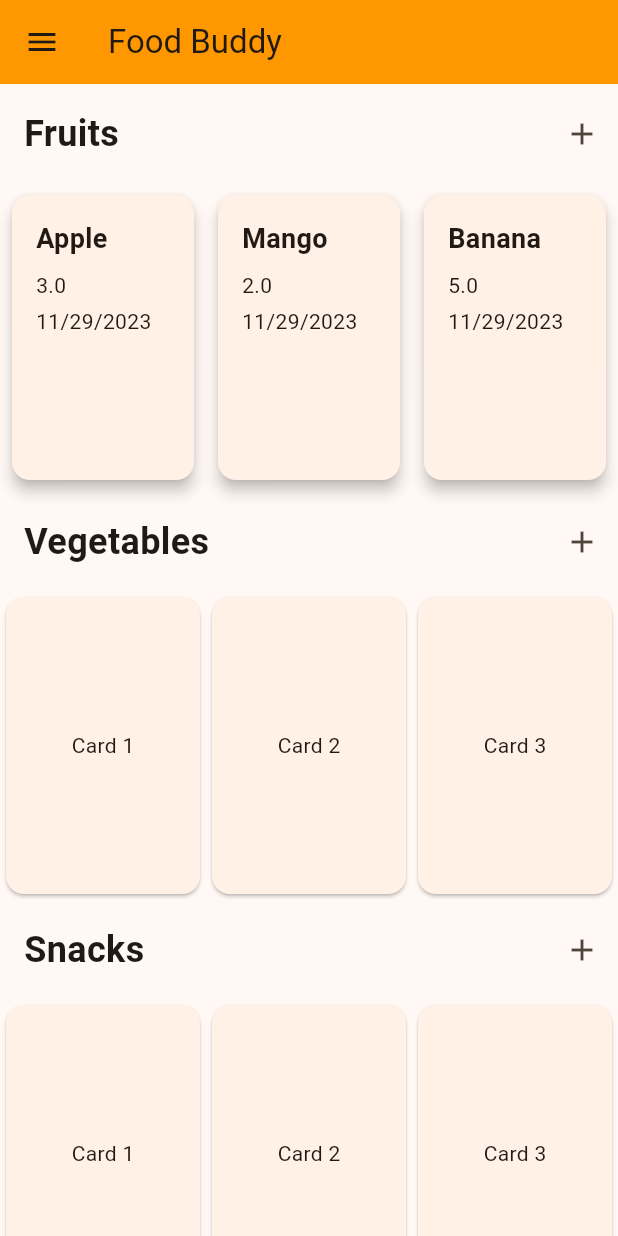
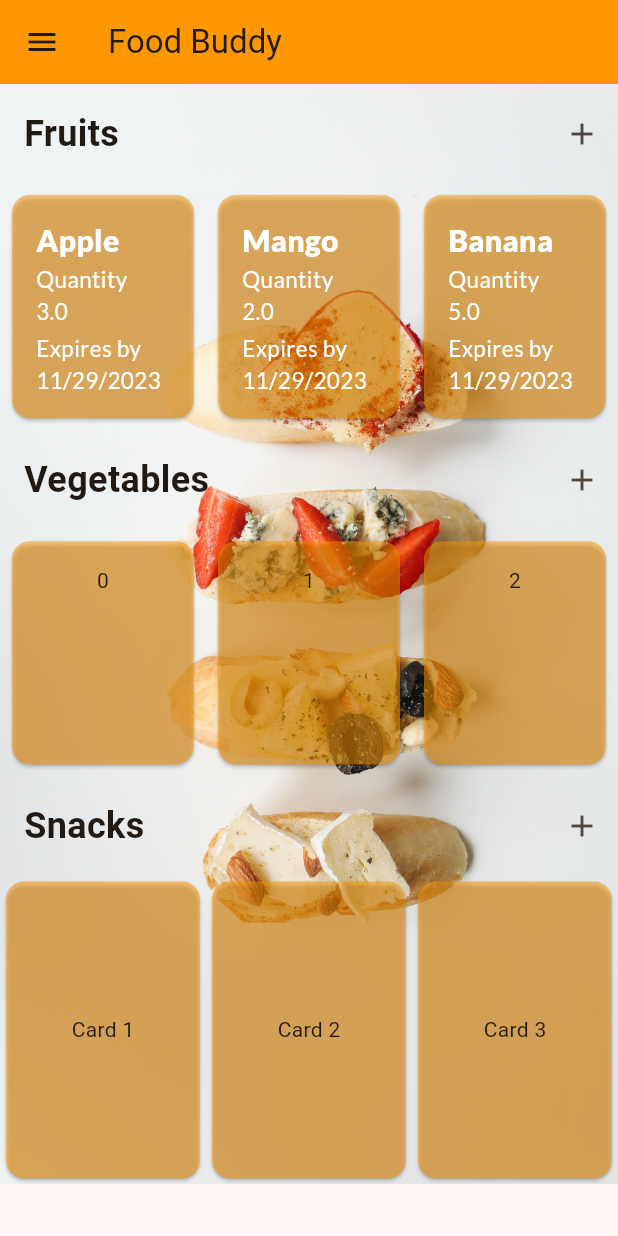
Before and after one commit to Mckenz31/foodBuddy, a Flutter app: the Inventory screen opened directly, in the side drawer, after a tap on the "add" icon, on a phone screen of 412 x 824 dp. Run offline on Flutter 3.47's test engine with Material 2 defaults, Android fonts, the phone set to English and light mode, and no system bars; our stand-ins replace google_fonts.

Commit message:
Tweeks to inventory/pantry page

```diff
--- a/food_buddy/lib/main.dart
+++ b/food_buddy/lib/main.dart
@@ -12,7 +12,7 @@ void main() {
         colorScheme: ColorScheme.fromSeed(seedColor: Colors.orangeAccent),
         useMaterial3: true,
       ),
-      home: const Recipe(),
+      home: const Inventory(),
     ),
   );
 }
--- a/food_buddy/lib/widgets/custom_drawer.dart
+++ b/food_buddy/lib/widgets/custom_drawer.dart
@@ -20,7 +20,7 @@ class CustomDrawer extends StatelessWidget {
           ),
           ListTile(
               leading: const Icon(Icons.inventory),
-              title: const Text('Inventory'),
+              title: const Text('Pantry'),
               onTap: () {
                 Navigator.of(context).push(
                   MaterialPageRoute(
@@ -30,7 +30,7 @@ class CustomDrawer extends StatelessWidget {
               }),
           ListTile(
             leading: const Icon(Icons.list),
-            title: const Text('Recipes'),
+            title: const Text('Cookbook'),
             onTap: (){
               Navigator.of(context).push(
                   MaterialPageRoute(
--- a/food_buddy/lib/widgets/inventory.dart
+++ b/food_buddy/lib/widgets/inventory.dart
@@ -2,6 +2,7 @@ import 'package:flutter/material.dart';
 import 'package:food_buddy/models/food_items.dart';
 import 'package:food_buddy/widgets/add_fruits.dart';
 import 'package:food_buddy/widgets/custom_drawer.dart';
+import 'package:google_fonts/google_fonts.dart';
 
 class Inventory extends StatefulWidget {
   const Inventory({super.key});
@@ -62,6 +63,13 @@ class _Inventory extends State<Inventory> {
       ),
       drawer: const CustomDrawer(),
       body: SingleChildScrollView(
+        child: Container(
+          decoration: const BoxDecoration(
+            image: DecorationImage(
+              image: AssetImage("assets/inventory.jpg"),
+              fit: BoxFit.cover,
+            ),
+          ),
           child: Column(
             crossAxisAlignment: CrossAxisAlignment.start,
             children: <Widget>[
@@ -72,7 +80,8 @@ class _Inventory extends State<Inventory> {
                     padding: EdgeInsets.all(16.0),
                     child: Text(
                       'Fruits',
-                    style: TextStyle(fontSize: 24, fontWeight: FontWeight.bold),
+                      style:
+                          TextStyle(fontSize: 24, fontWeight: FontWeight.bold),
                     ),
                   ),
                   const Spacer(),
@@ -84,16 +93,18 @@ class _Inventory extends State<Inventory> {
                 ],
               ),
               SizedBox(
-              height: MediaQuery.of(context).size.height / 4,
+                height: MediaQuery.of(context).size.height / 5,
                 child: ListView.builder(
                   scrollDirection: Axis.horizontal,
-                itemCount:
-                    fruitsList.length, // Number of items in the horizontal list
+                  itemCount: fruitsList
+                      .length, // Number of items in the horizontal list
                   itemBuilder: (context, index) {
                     return SizedBox(
-                    width: MediaQuery.of(context).size.width / 3, // Card width
+                      width:
+                          MediaQuery.of(context).size.width / 3, // Card width
                       child: Card(
-                      elevation: 4.0,
+                        color: Color(0x80FF9800),
+                        // elevation: 4.0,
                         margin: const EdgeInsets.all(8.0),
                         child: Padding(
                           padding: const EdgeInsets.all(16.0),
@@ -103,29 +114,78 @@ class _Inventory extends State<Inventory> {
                             children: <Widget>[
                               Text(
                                 fruitsList[index].product,
-                              style: const TextStyle(
-                                fontSize: 18.0,
-                                fontWeight: FontWeight.bold,
+                                style: GoogleFonts.lato(
+                                  textStyle: const TextStyle(
+                                      color: Colors.white,
+                                      fontSize: 20,
+                                      fontWeight: FontWeight.w900),
                                 ),
                               ),
-                            // Container(
-                            //   width: 150,
-                            //   height: 100,
-                            //   decoration: const BoxDecoration(
-                            //     color: Colors.pink,
-                            //     image: DecorationImage(
-                            //       image: AssetImage("assets/banana1.jpg"),
-                            //       fit: BoxFit
-                            //           .cover, // You can use BoxFit.fitWidth, BoxFit.contain, etc. as per your requirement
-                            //     ),
-                            //   ),
-                            // ),
 
-                            const SizedBox(height: 8.0),
-                            Text(fruitsList[index].amount.toString()),
+                              const Spacer(),
+                              Text("Quantity", style: GoogleFonts.lato(
+                                  textStyle: const TextStyle(
+                                      color: Colors.white, fontSize: 15),
+                                ),),
+                              Text(
+                                fruitsList[index].amount.toString(),
+                                style: GoogleFonts.lato(
+                                  textStyle: const TextStyle(
+                                      color: Colors.white, fontSize: 15),
+                                ),
+                              ),
                               const SizedBox(height: 4.0),
+                              Text("Expires by", style: GoogleFonts.lato(
+                                  textStyle: const TextStyle(
+                                      color: Colors.white, fontSize: 15),
+                                ),),
                               Text(formatter
-                                .format(fruitsList[index].expirationDate)),
+                                  .format(fruitsList[index].expirationDate), style: GoogleFonts.lato(
+                                  textStyle: const TextStyle(
+                                      color: Colors.white, fontSize: 15),
+                                ),),
+                            ],
+                          ),
+                        ),
+                      ),
+                    );
+                  },
+                ),
+              ),
+
+
+              //2nd
+              Row(
+                children: [
+                  const Padding(
+                    padding: EdgeInsets.all(16.0),
+                    child: Text(
+                      'Vegetables',
+                      style:
+                          TextStyle(fontSize: 24, fontWeight: FontWeight.bold),
+                    ),
+                  ),
+                  const Spacer(),
+                  IconButton(onPressed: () {}, icon: const Icon(Icons.add))
+                ],
+              ),
+              SizedBox(
+                height: MediaQuery.of(context).size.height / 5,
+                child: ListView.builder(
+                  scrollDirection: Axis.horizontal,
+                  itemCount: 10, // Number of items in the horizontal list
+                  itemBuilder: (context, index) {
+                    return SizedBox(
+                      width:
+                          MediaQuery.of(context).size.width / 3, // Card width
+                      child: Card(
+                        color: const Color(0x80FF9800),
+                        margin: const EdgeInsets.all(8.0),
+                        child: Padding(
+                          padding: const EdgeInsets.all(16.0),
+                          child: Column(
+                            children: [
+                              Text(index.toString())
                             ],
                           ),
                         ),
@@ -140,8 +200,9 @@ class _Inventory extends State<Inventory> {
                   const Padding(
                     padding: EdgeInsets.all(16.0),
                     child: Text(
-                    'Vegetables',
-                    style: TextStyle(fontSize: 24, fontWeight: FontWeight.bold),
+                      'Snacks',
+                      style:
+                          TextStyle(fontSize: 24, fontWeight: FontWeight.bold),
                     ),
                   ),
                   const Spacer(),
@@ -155,39 +216,10 @@ class _Inventory extends State<Inventory> {
                   itemCount: 10, // Number of items in the horizontal list
                   itemBuilder: (context, index) {
                     return SizedBox(
-                    width: MediaQuery.of(context).size.width / 3, // Card width
+                      width:
+                          MediaQuery.of(context).size.width / 3, // Card width
                       child: Card(
-                      child: Center(
-                        child: Text('Card ${index + 1}'),
-                      ),
-                    ),
-                  );
-                },
-              ),
-            ),
-
-            Row(
-              children: [
-                const Padding(
-                  padding: EdgeInsets.all(16.0),
-                  child: Text(
-                    'Snacks',
-                    style: TextStyle(fontSize: 24, fontWeight: FontWeight.bold),
-                  ),
-                ),
-                const Spacer(),
-                IconButton(onPressed: () {}, icon: const Icon(Icons.add))
-              ],
-            ),
-            SizedBox(
-              height: MediaQuery.of(context).size.height / 4,
-              child: ListView.builder(
-                scrollDirection: Axis.horizontal,
-                itemCount: 10, // Number of items in the horizontal list
-                itemBuilder: (context, index) {
-                  return SizedBox(
-                    width: MediaQuery.of(context).size.width / 3, // Card width
-                    child: Card(
+                        color: Color(0x80FF9800),
                         child: Center(
                           child: Text('Card ${index + 1}'),
                         ),
@@ -199,6 +231,7 @@ class _Inventory extends State<Inventory> {
             ],
           ),
         ),
+      ),
     );
   }
 }
```
Also changed, not shown: food_buddy/assets/inventory.jpg (added). Lines whose indentation alone changed are shown as unchanged.
